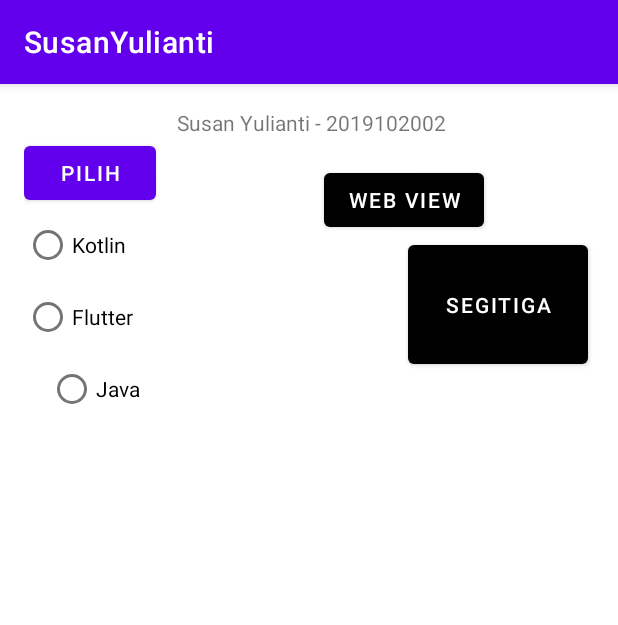
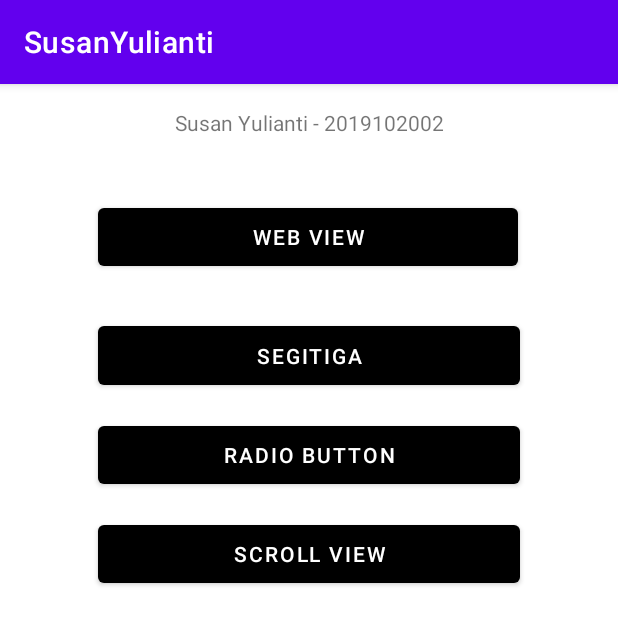
Before and after one commit to susanyulianti/ApkMobile_SusanYulianti, an Android app: the screen it shows after launch (MainActivity), on a phone screen of 412 x 824 dp. Shown: the top 625 px of the screen. Run offline under Robolectric (Android 15) with nearby library versions, the light colour scheme and no system bars.

Commit message:
update fix

```diff
--- a/app/src/main/AndroidManifest.xml
+++ b/app/src/main/AndroidManifest.xml
@@ -11,6 +11,12 @@
         android:roundIcon="@mipmap/ic_launcher_round"
         android:supportsRtl="true"
         android:theme="@style/Theme.SusanYulianti">
+        <activity
+            android:name=".Scroll"
+            android:exported="true" />
+        <activity
+            android:name=".RadioButton"
+            android:exported="true" />
         <activity
             android:name=".ViewWeb"
             android:exported="true" />
--- a/app/src/main/java/com/mobile/susanyulianti/MainActivity.java
+++ b/app/src/main/java/com/mobile/susanyulianti/MainActivity.java
@@ -12,8 +12,9 @@ import android.widget.Toast;
 public class MainActivity extends AppCompatActivity {
 
     private Button viewsegtiga;
-    private  Button viewpilih;
+    private  Button viewrb;
     private Button viewweb;
+    private  Button viewscroll;
 
 
     @Override
@@ -23,8 +24,9 @@ public class MainActivity extends AppCompatActivity {
 
         //deklarasi ID
         viewsegtiga = (Button) findViewById(R.id.segitiga);
-        viewpilih = (Button)findViewById(R.id.pilih);
         viewweb = (Button) findViewById(R.id.webview);
+        viewrb  = (Button) findViewById(R.id.rb);
+        viewscroll = (Button)findViewById(R.id.scroll);
 
 
         //aksi listener atau intent
@@ -41,23 +43,16 @@ public class MainActivity extends AppCompatActivity {
                 startActivity(new Intent(getApplicationContext(),ViewWeb.class));
             }
         });
-        //aksi radio
-        final RadioGroup rgbjenis = (RadioGroup) findViewById(R.id.rgjenis);
-        viewpilih.setOnClickListener(new View.OnClickListener() {
+        viewrb.setOnClickListener(new View.OnClickListener() {
             @Override
             public void onClick(View v) {
-                int id = rgbjenis.getCheckedRadioButtonId();
-                switch (id){
-                    case R.id.rbj:
-                        Toast.makeText(getApplication(), "saya Suka Java", Toast.LENGTH_SHORT).show();
-                        break;
-                        case R.id.rbk:
-                        Toast.makeText(getApplication(), "saya Suka Kotlin", Toast.LENGTH_SHORT).show();
-                            break;
-                        case R.id.rbf:
-                        Toast.makeText(getApplication(), "saya Suka Flutter", Toast.LENGTH_SHORT).show();
-                            break;
-                }
+                startActivity(new Intent(getApplicationContext(),RadioButton.class));
+            }
+        });
+        viewscroll.setOnClickListener(new View.OnClickListener() {
+            @Override
+            public void onClick(View v) {
+                startActivity(new Intent(getApplicationContext(),Scroll.class));
             }
         });
     }
--- a/app/src/main/res/layout/activity_main.xml
+++ b/app/src/main/res/layout/activity_main.xml
@@ -6,98 +6,65 @@
     android:layout_height="match_parent"
     tools:context=".MainActivity">
 
-    <LinearLayout
-        android:id="@+id/linearLayout3"
-        android:layout_width="0dp"
+    <Button
+        android:id="@+id/segitiga"
+        android:layout_width="281dp"
         android:layout_height="0dp"
-        android:layout_weight="1"
-        app:layout_constraintBottom_toTopOf="parent"
-        app:layout_constraintEnd_toStartOf="parent"
+        android:layout_marginBottom="15dp"
+        android:text="Segitiga"
+        app:backgroundTint="@color/black"
+        app:layout_constraintBottom_toTopOf="@+id/rb"
+        app:layout_constraintEnd_toEndOf="parent"
         app:layout_constraintStart_toStartOf="parent"
-        app:layout_constraintTop_toTopOf="parent">
-
-
-    </LinearLayout>
+        app:layout_constraintTop_toBottomOf="@+id/webview" />
 
     <Button
-        android:id="@+id/segitiga"
-        android:layout_width="120dp"
+        android:id="@+id/rb"
+        android:layout_width="281dp"
         android:layout_height="0dp"
-        android:layout_marginEnd="20dp"
-        android:layout_marginBottom="575dp"
-        android:text="Segitiga"
+        android:layout_marginBottom="15dp"
+        android:text="Radio Button"
+        app:backgroundTint="@color/black"
+        app:layout_constraintBottom_toTopOf="@+id/scroll"
+        app:layout_constraintEnd_toEndOf="parent"
+        app:layout_constraintStart_toStartOf="parent"
+        app:layout_constraintTop_toBottomOf="@+id/segitiga" />
+
+    <Button
+        android:id="@+id/scroll"
+        android:layout_width="281dp"
+        android:layout_height="0dp"
+        android:layout_marginBottom="429dp"
+        android:text="Scroll View"
         app:backgroundTint="@color/black"
         app:layout_constraintBottom_toBottomOf="parent"
         app:layout_constraintEnd_toEndOf="parent"
-        app:layout_constraintTop_toBottomOf="@+id/webview" />
-
-    <RadioGroup
-        android:id="@+id/rgjenis"
-        android:layout_width="0dp"
-        android:layout_height="0dp"
-        android:layout_marginStart="16dp"
-        android:layout_marginEnd="80dp"
-        app:layout_constraintBottom_toBottomOf="parent"
-        app:layout_constraintEnd_toStartOf="@+id/webview"
         app:layout_constraintStart_toStartOf="parent"
-        app:layout_constraintTop_toBottomOf="@+id/textView2">
-
-        <Button
-            android:id="@+id/pilih"
-            android:layout_width="wrap_content"
-            android:layout_height="wrap_content"
-            android:text="Pilih" />
-
-        <RadioButton
-            android:id="@+id/rbk"
-            android:layout_width="wrap_content"
-            android:layout_height="wrap_content"
-            android:text="Kotlin" />
-
-        <RadioButton
-            android:id="@+id/rbf"
-            android:layout_width="wrap_content"
-            android:layout_height="wrap_content"
-            android:text="Flutter" />
-
-        <RadioButton
-            android:id="@+id/rbj"
-            android:layout_width="wrap_content"
-            android:layout_height="wrap_content"
-            android:layout_marginStart="16dp"
-            android:layout_marginEnd="26dp"
-            android:layout_marginBottom="433dp"
-            android:baselineAligned="false"
-            android:text="Java"
-            app:layout_constraintBottom_toBottomOf="parent"
-            app:layout_constraintEnd_toStartOf="@+id/pilih"
-            app:layout_constraintStart_toStartOf="parent"
-            app:layout_constraintTop_toBottomOf="@+id/rbk" />
-
-    </RadioGroup>
+        app:layout_constraintTop_toBottomOf="@+id/rb" />
 
     <TextView
         android:id="@+id/textView2"
         android:layout_width="wrap_content"
         android:layout_height="wrap_content"
         android:layout_marginTop="16dp"
-        android:layout_marginEnd="25dp"
-        android:layout_marginBottom="18dp"
+        android:layout_marginBottom="41dp"
         android:text="Susan Yulianti - 2019102002"
         app:layout_constraintBottom_toTopOf="@+id/webview"
-        app:layout_constraintEnd_toEndOf="@+id/webview"
+        app:layout_constraintEnd_toEndOf="parent"
+        app:layout_constraintStart_toStartOf="parent"
         app:layout_constraintTop_toTopOf="parent" />
 
     <Button
         android:id="@+id/webview"
-        android:layout_width="wrap_content"
-        android:layout_height="wrap_content"
-        android:layout_marginEnd="89dp"
+        android:layout_width="280dp"
+        android:layout_height="0dp"
+        android:layout_marginBottom="28dp"
         android:text="Web View"
         app:backgroundTint="@color/black"
         app:layout_constraintBottom_toTopOf="@+id/segitiga"
         app:layout_constraintEnd_toEndOf="parent"
-        app:layout_constraintStart_toEndOf="@+id/rgjenis"
+        app:layout_constraintHorizontal_bias="0.496"
+        app:layout_constraintStart_toStartOf="parent"
         app:layout_constraintTop_toBottomOf="@+id/textView2" />
 
 </androidx.constraintlayout.widget.ConstraintLayout>
```
Also changed, not shown: app/src/main/java/com/mobile/susanyulianti/RadioButton.java (added, +40 -0 lines), app/src/main/java/com/mobile/susanyulianti/Scroll.java (added, +14 -0 lines), app/src/main/res/layout/activity_radio_button.xml (added, +51 -0 lines), app/src/main/res/layout/activity_scroll.xml (added, +70 -0 lines), app/src/main/res/drawable/pentol1.jpeg (added), app/src/main/res/drawable/pentol2.png (added), app/src/main/res/drawable/pentol3.png (added).
